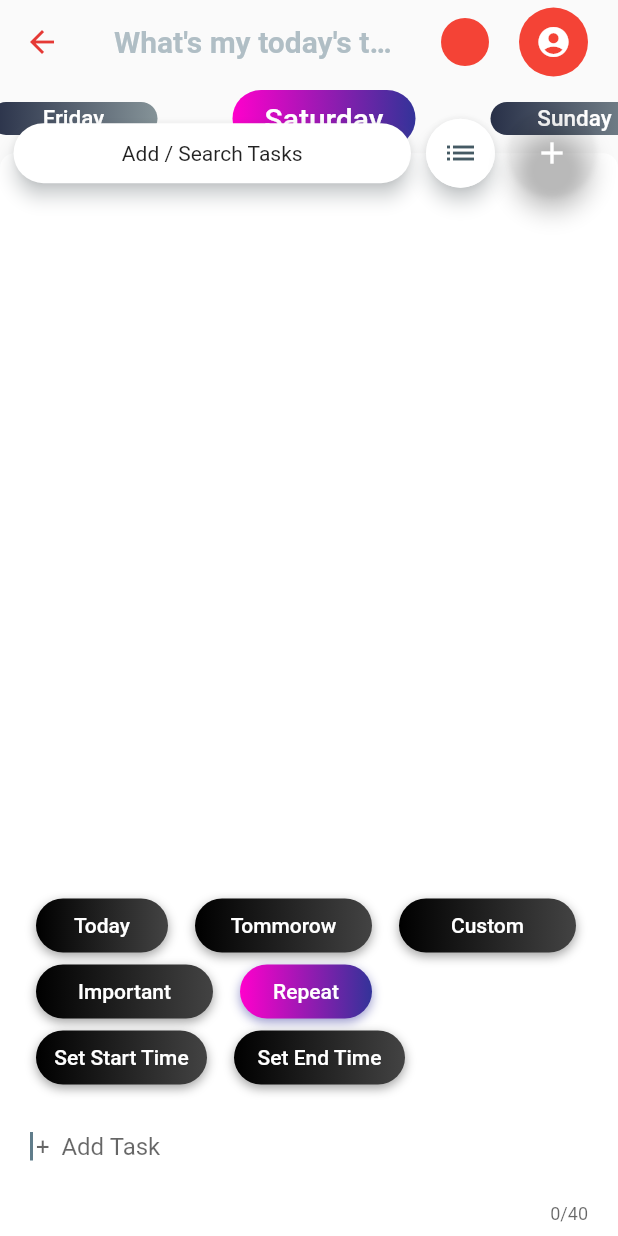
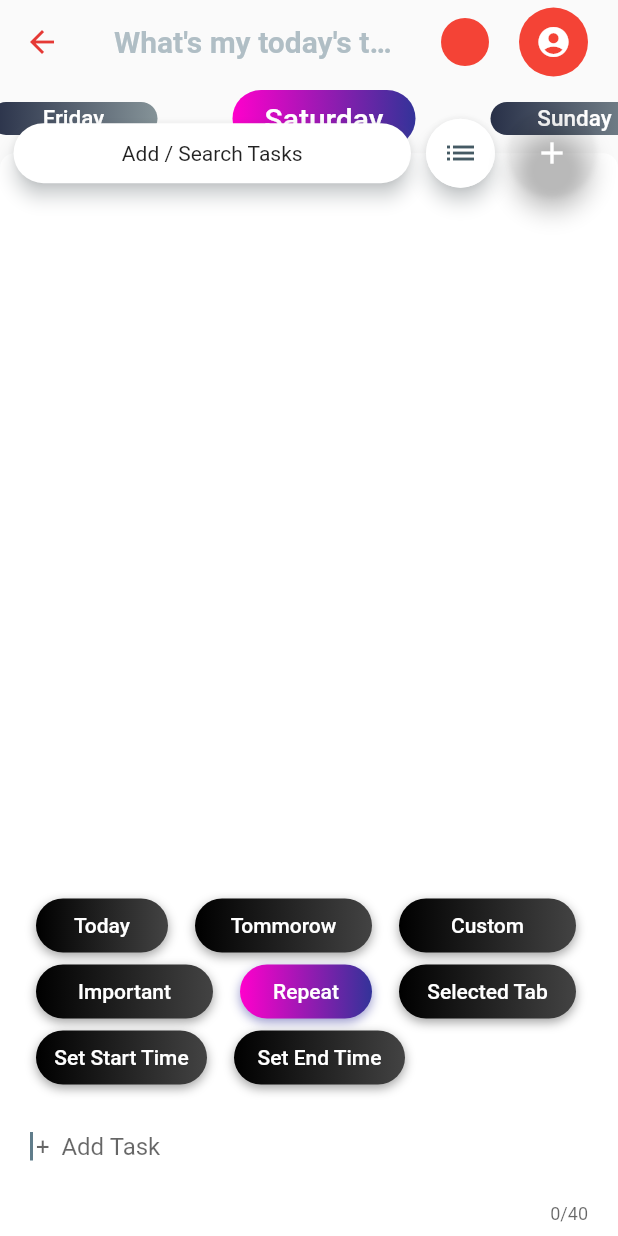
Before and after one commit to aswinmurali-io/whatsmytodaystasks, a Flutter app: the screen it shows after launch, after a tap on "Add / Search Tasks", after a tap on "Repeat", on a phone screen of 412 x 824 dp. Run offline on Flutter 3.47's test engine with Material 2 defaults, Android fonts, the phone set to English and light mode, and no system bars; drawn by our look-alikes of gradient_widgets, pull_to_refresh; our stand-ins replace circular_check_box, cloud_firestore, firebase_auth, flutter_signin_button, google_sign_in, jiffy and 2 more; missing offline and left inert: flutter_animator, flutter_gradient_colors; accounts and stored records are empty; statements that could not run were skipped.

Commit message:
added selected tab option

```diff
--- a/lib/quick_task_ui.dart
+++ b/lib/quick_task_ui.dart
@@ -9,11 +9,15 @@ import 'tasks_dialog.dart';
 
 showQuickTaskUI(BuildContext context, StateSetter setStateFromTaskView, String week, TabController tabController,
     GlobalKey<ScaffoldState> taskViewScaffoldKey) async {
-  String day = "Today";
-  PersistentBottomSheetController _controller;
+  // task form properties
+  String day = "Selected Tab";
   bool important = false, repeat = false;
   DateTime date;
   TimeOfDay start, end;
+
+  int currentWeekIndex;
+
+  PersistentBottomSheetController _controller;
 
   _controller = taskViewScaffoldKey.currentState.showBottomSheet((context) {
     return Container(
@@ -59,7 +63,6 @@ showQuickTaskUI(BuildContext context, StateSetter setStateFromTaskView, String w
                       icon: Icon(Icons.delete),
                       onPressed: () {
                         userTasks.remove(userTasks.keys.toList()[index]);
-                        //setState(() => userTasks);
                         Database.upload(userTasks);
                         setStateFromTaskView(() => userTasks);
                       },
@@ -132,14 +135,28 @@ showQuickTaskUI(BuildContext context, StateSetter setStateFromTaskView, String w
                   },
                 ),
               ),
+              Padding(
+                padding: const EdgeInsets.fromLTRB(0, 0, 10, 0),
+                child: GradientButton(
+                  gradient: (repeat) ? Gradients.cosmicFusion : Gradients.deepSpace,
+                  child: Text("Repeat"),
+                  callback: () {
+                    _controller.setState(() {
+                      day = null;
+                      date = null;
+                      repeat = !repeat;
+                    });
+                  },
+                ),
+              ),
               GradientButton(
-                gradient: (repeat) ? Gradients.cosmicFusion : Gradients.deepSpace,
-                child: Text("Repeat"),
+                gradient: (day == "Selected Tab") ? Gradients.cosmicFusion : Gradients.deepSpace,
+                child: Text("Selected Tab"),
+                increaseWidthBy: 30,
                 callback: () {
                   _controller.setState(() {
-                    day = null;
+                    day = "Selected Tab";
                     date = null;
-                    repeat = !repeat;
                   });
                 },
               ),
@@ -185,21 +202,27 @@ showQuickTaskUI(BuildContext context, StateSetter setStateFromTaskView, String w
                   ),
                 ),
                 onSubmitted: (value) => setStateFromTaskView(() {
+                  currentWeekIndex = weeks.indexOf(Jiffy(DateTime.now()).EEEE);
                   if (value.isNotEmpty)
                     userTasks.addAll({
                       value: {
-                        "time": "Any Time",
-                        "endtime": "Any Time",
+                        "time": start ?? "Any Time",
+                        "endtime": end ?? "Any Time",
                         "notify": true,
                         "description": '',
                         "image": null,
-                        "importance": 0,
-                        "repeat": false,
+                        "importance": (important) ? 1 : 0,
+                        "repeat": repeat,
                         "done": false,
-                        "week":
-                            (tabController.index < 9) ? tabController.index : week.indexOf(Jiffy(DateTime.now()).EEEE)
+                        "date": date,
+                        "week": (day == "Tomorrow")
+                            ? ((currentWeekIndex >= 7) ? 0 : currentWeekIndex + 1)
+                            : ((day == "Selected Tab")
+                                ? (tabController.index != 9) ? tabController.index : currentWeekIndex
+                                : (day == "Today") ? currentWeekIndex : weeks.indexOf(Jiffy(date).EEEE)),
                       },
                     });
+                  print(userTasks[value]);
                   Database.upload(userTasks);
                   Navigator.of(context).pop();
                 }),
```
